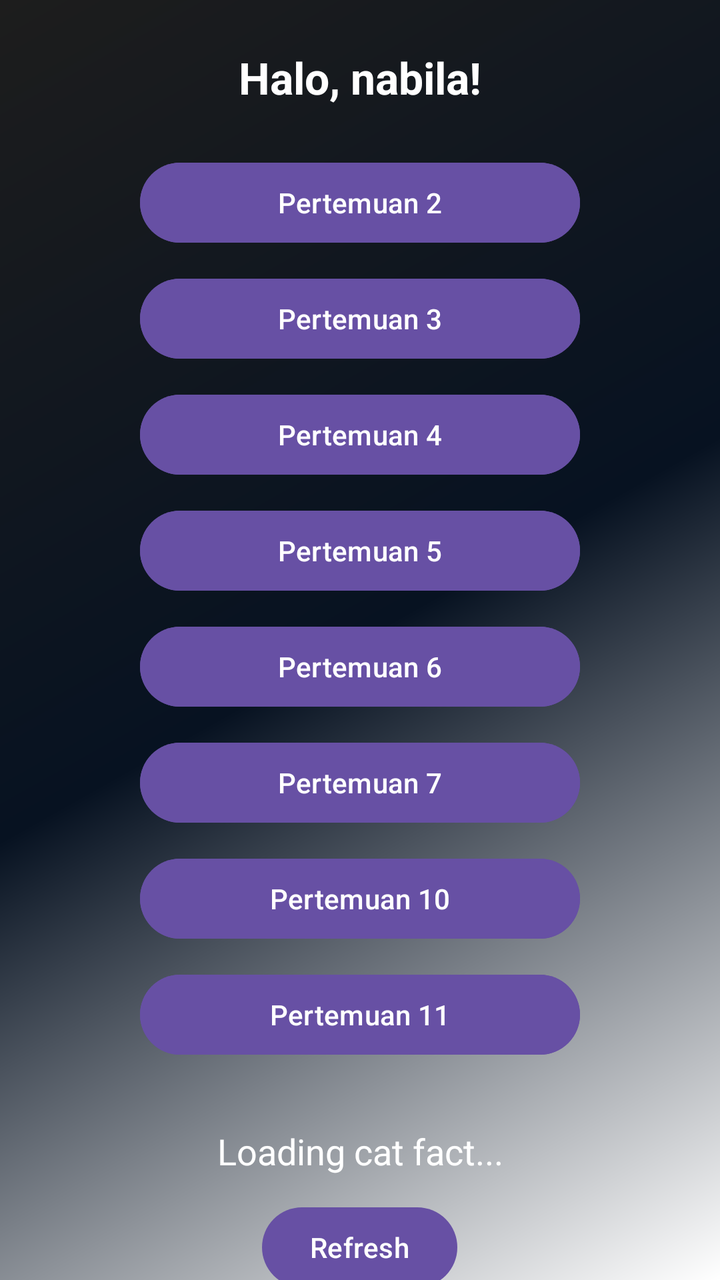
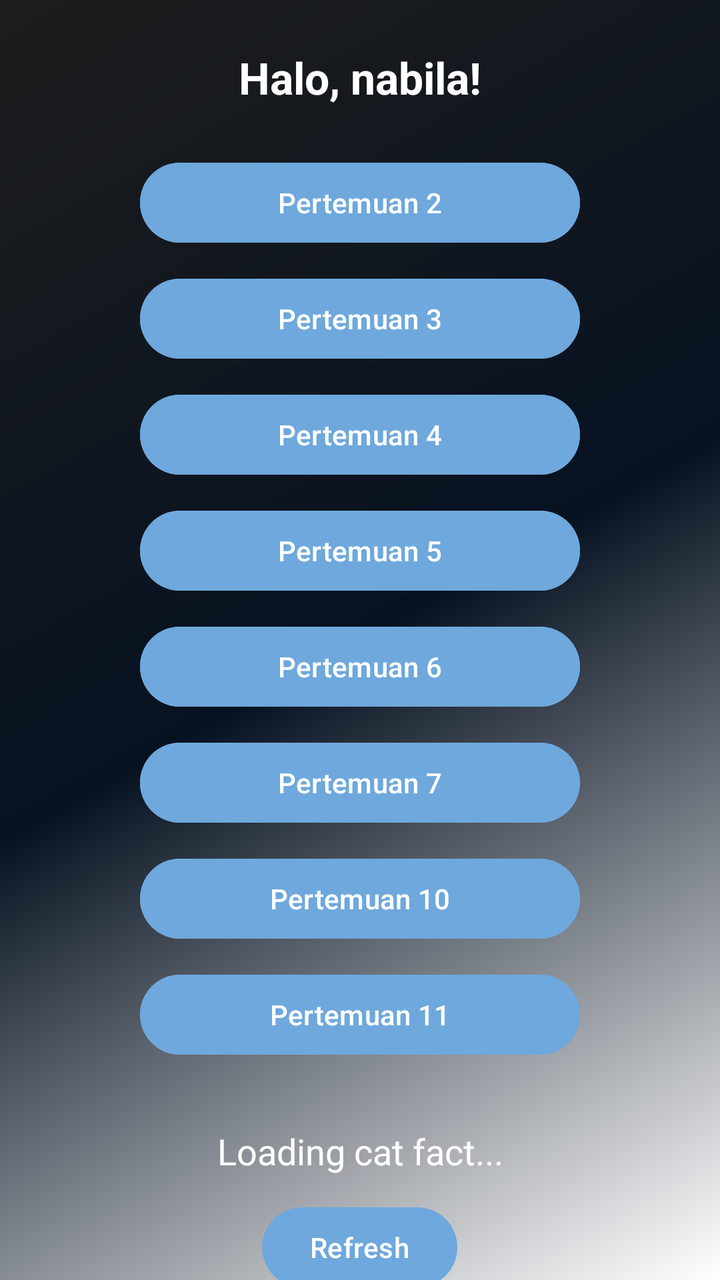

Compare the two renders of this Android layout. The source of the first and the diff that turns it into the second are given below.
<!-- AndroidManifest.xml: application theme Theme.Nabilatiemobile -->
<!-- res/layout/fragment_home.xml -->
<?xml version="1.0" encoding="utf-8"?>
<androidx.core.widget.NestedScrollView xmlns:android="http://schemas.android.com/apk/res/android"
    xmlns:app="http://schemas.android.com/apk/res-auto"
    android:layout_width="match_parent"
    android:layout_height="match_parent"
    android:background="@drawable/bg_gradient"
    android:fillViewport="true">

    <LinearLayout
        android:layout_width="match_parent"
        android:layout_height="wrap_content"
        android:gravity="center_horizontal"
        android:orientation="vertical"
        android:padding="24dp">

        <TextView
            android:id="@+id/tvHalo"
            android:layout_width="wrap_content"
            android:layout_height="wrap_content"
            android:layout_marginBottom="24dp"
            android:text="Halo, nabila!"
            android:textColor="#FFFFFF"
            android:textSize="22sp"
            android:textStyle="bold" />

        <com.google.android.material.button.MaterialButton
            android:id="@+id/btnPertemuan2"
            android:layout_width="220dp"
            android:layout_height="wrap_content"
            android:layout_marginBottom="10dp"
            android:backgroundTint="#6750A4"
            android:text="Pertemuan 2"
            android:textAllCaps="false"
            app:cornerRadius="20dp" />

        <com.google.android.material.button.MaterialButton
            android:id="@+id/btnPertemuan3"
            android:layout_width="220dp"
            android:layout_height="wrap_content"
            android:layout_marginBottom="10dp"
            android:backgroundTint="#6750A4"
            android:text="Pertemuan 3"
            android:textAllCaps="false"
            app:cornerRadius="20dp" />

        <com.google.android.material.button.MaterialButton
            android:id="@+id/btnPertemuan4"
            android:layout_width="220dp"
            android:layout_height="wrap_content"
            android:layout_marginBottom="10dp"
            android:backgroundTint="#6750A4"
            android:text="Pertemuan 4"
            android:textAllCaps="false"
            app:cornerRadius="20dp" />

        <com.google.android.material.button.MaterialButton
            android:id="@+id/btnPertemuan5"
            android:layout_width="220dp"
            android:layout_height="wrap_content"
            android:layout_marginBottom="10dp"
            android:backgroundTint="#6750A4"
            android:text="Pertemuan 5"
            android:textAllCaps="false"
            app:cornerRadius="20dp" />

        <com.google.android.material.button.MaterialButton
            android:id="@+id/btnPertemuan6"
            android:layout_width="220dp"
            android:layout_height="wrap_content"
            android:layout_marginBottom="10dp"
            android:backgroundTint="#6750A4"
            android:text="Pertemuan 6"
            android:textAllCaps="false"
            app:cornerRadius="20dp" />

        <com.google.android.material.button.MaterialButton
            android:id="@+id/btnPertemuan7"
            android:layout_width="220dp"
            android:layout_height="wrap_content"
            android:layout_marginBottom="10dp"
            android:backgroundTint="#6750A4"
            android:text="Pertemuan 7"
            android:textAllCaps="false"
            app:cornerRadius="20dp" />

        <com.google.android.material.button.MaterialButton
            android:id="@+id/btnPertemuan10"
            android:layout_width="220dp"
            android:layout_height="wrap_content"
            android:layout_marginBottom="10dp"
            android:backgroundTint="#6750A4"
            android:text="Pertemuan 10"
            android:textAllCaps="false"
            app:cornerRadius="20dp" />

        <com.google.android.material.button.MaterialButton
            android:id="@+id/btnPertemuan11"
            android:layout_width="220dp"
            android:layout_height="wrap_content"
            android:backgroundTint="#6750A4"
            android:text="Pertemuan 11"
            android:textAllCaps="false"
            app:cornerRadius="20dp" />

        
        <TextView
            android:id="@+id/tvCatFact"
            android:layout_width="match_parent"
            android:layout_height="wrap_content"
            android:layout_marginTop="32dp"
            android:gravity="center"
            android:text="Loading cat fact..."
            android:textAlignment="center"
            android:textColor="#FFFFFF"
            android:textSize="18sp" />

        <Button
            android:id="@+id/btnRefresh"
            android:layout_width="wrap_content"
            android:layout_height="wrap_content"
            android:layout_marginTop="12dp"
            android:text="Refresh" />

        
        <androidx.recyclerview.widget.RecyclerView
            android:id="@+id/rvGallery"
            android:layout_width="match_parent"
            android:layout_height="wrap_content"
            android:layout_marginTop="16dp"
            android:nestedScrollingEnabled="false"
            android:padding="8dp" />

    </LinearLayout>
</androidx.core.widget.NestedScrollView>
<!-- resources referenced by this layout -->
<resources>
  <!-- drawable bg_gradient (drawable) -->
  <?xml version="1.0" encoding="utf-8"?>
  <shape xmlns:android="http://schemas.android.com/apk/res/android"
      android:shape="rectangle">
      <gradient
          android:angle="135"
          android:startColor="#FFFFFF"
          android:centerColor="#071221"
          android:endColor="#1D1D1D"
          android:type="linear" />
  </shape>
  <style name="Theme.Nabilatiemobile" parent="Base.Theme.Nabilatiemobile" />
  <style name="Base.Theme.Nabilatiemobile" parent="Theme.Material3.DayNight.NoActionBar">
          
          
      </style>
</resources>

<!-- the commit's change to res/layout/fragment_home.xml (unified diff, before → after) -->
@@ -28,7 +28,7 @@
             android:layout_width="220dp"
             android:layout_height="wrap_content"
             android:layout_marginBottom="10dp"
-            android:backgroundTint="#6750A4"
+            android:backgroundTint="@color/pastel_blue_primary"
             android:text="Pertemuan 2"
             android:textAllCaps="false"
             app:cornerRadius="20dp" />
@@ -38,7 +38,7 @@
             android:layout_width="220dp"
             android:layout_height="wrap_content"
             android:layout_marginBottom="10dp"
-            android:backgroundTint="#6750A4"
+            android:backgroundTint="@color/pastel_blue_primary"
             android:text="Pertemuan 3"
             android:textAllCaps="false"
             app:cornerRadius="20dp" />
@@ -48,7 +48,7 @@
             android:layout_width="220dp"
             android:layout_height="wrap_content"
             android:layout_marginBottom="10dp"
-            android:backgroundTint="#6750A4"
+            android:backgroundTint="@color/pastel_blue_primary"
             android:text="Pertemuan 4"
             android:textAllCaps="false"
             app:cornerRadius="20dp" />
@@ -58,7 +58,7 @@
             android:layout_width="220dp"
             android:layout_height="wrap_content"
             android:layout_marginBottom="10dp"
-            android:backgroundTint="#6750A4"
+            android:backgroundTint="@color/pastel_blue_primary"
             android:text="Pertemuan 5"
             android:textAllCaps="false"
             app:cornerRadius="20dp" />
@@ -68,7 +68,7 @@
             android:layout_width="220dp"
             android:layout_height="wrap_content"
             android:layout_marginBottom="10dp"
-            android:backgroundTint="#6750A4"
+            android:backgroundTint="@color/pastel_blue_primary"
             android:text="Pertemuan 6"
             android:textAllCaps="false"
             app:cornerRadius="20dp" />
@@ -78,7 +78,7 @@
             android:layout_width="220dp"
             android:layout_height="wrap_content"
             android:layout_marginBottom="10dp"
-            android:backgroundTint="#6750A4"
+            android:backgroundTint="@color/pastel_blue_primary"
             android:text="Pertemuan 7"
             android:textAllCaps="false"
             app:cornerRadius="20dp" />
@@ -88,7 +88,7 @@
             android:layout_width="220dp"
             android:layout_height="wrap_content"
             android:layout_marginBottom="10dp"
-            android:backgroundTint="#6750A4"
+            android:backgroundTint="@color/pastel_blue_primary"
             android:text="Pertemuan 10"
             android:textAllCaps="false"
             app:cornerRadius="20dp" />
@@ -97,7 +97,7 @@
             android:id="@+id/btnPertemuan11"
             android:layout_width="220dp"
             android:layout_height="wrap_content"
-            android:backgroundTint="#6750A4"
+            android:backgroundTint="@color/pastel_blue_primary"
             android:text="Pertemuan 11"
             android:textAllCaps="false"
             app:cornerRadius="20dp" />
<!-- resource entries referenced after the edit -->
@@ -1,5 +1,6 @@
 <!-- resources referenced by this layout -->
 <resources>
+  <color name="pastel_blue_primary">#6EA8DC</color>
   <!-- drawable bg_gradient (drawable) -->
   <?xml version="1.0" encoding="utf-8"?>
   <shape xmlns:android="http://schemas.android.com/apk/res/android"
@@ -13,8 +14,18 @@
   </shape>
   <style name="Theme.Nabilatiemobile" parent="Base.Theme.Nabilatiemobile" />
   <style name="Base.Theme.Nabilatiemobile" parent="Theme.Material3.DayNight.NoActionBar">
-          
-          
+          <item name="colorPrimary">@color/pastel_blue_primary</item>
+          <item name="colorPrimaryVariant">@color/pastel_blue_dark</item>
+          <item name="colorOnPrimary">@color/white</item>
+  
+          <item name="colorSecondary">@color/pastel_blue_primary</item>
+          <item name="colorSecondaryContainer">@color/pastel_blue_light</item>
+          <item name="colorOnSecondaryContainer">@color/pastel_blue_dark</item>
+  
+          <item name="android:statusBarColor">@color/pastel_blue_dark</item>
       </style>
+  <color name="pastel_blue_dark">#528BBE</color>
+  <color name="white">#FFFFFFFF</color>
+  <color name="pastel_blue_light">#DCEEFF</color>
 </resources>
 
